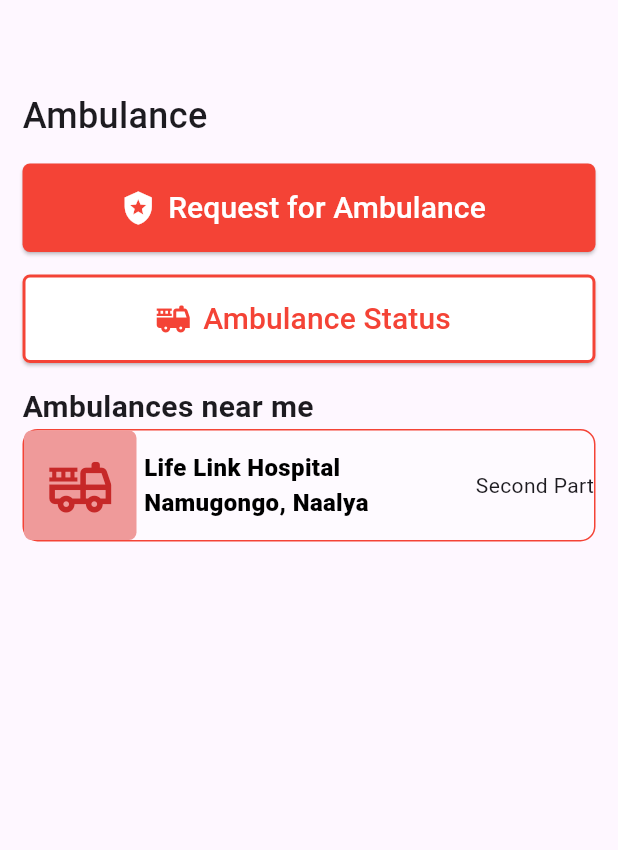
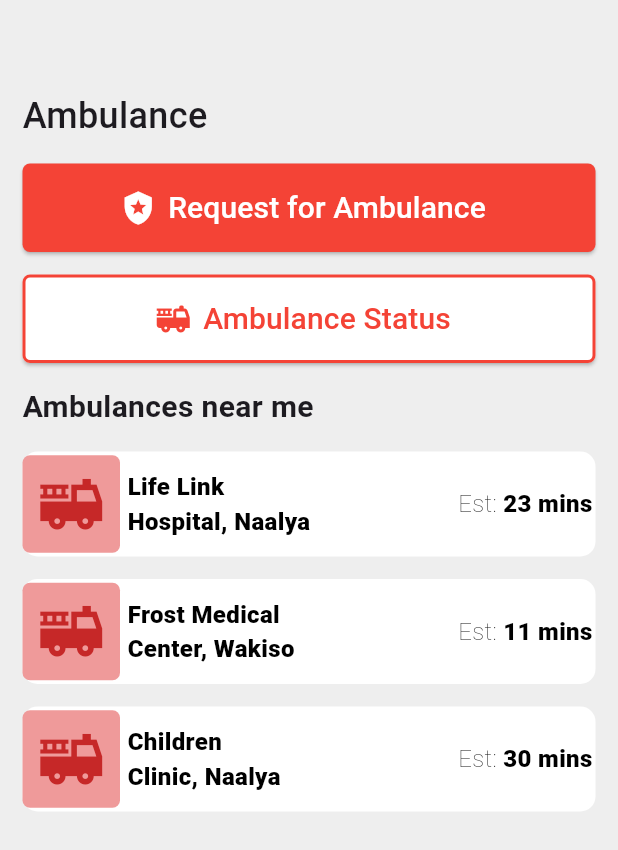
Before and after one commit to Nsengiyunva/redcrossug, a Flutter app: the screen it shows after launch, on a phone screen of 412 x 824 dp. Shown: the top 850 px of the screen. Run offline on Flutter 3.47's test engine with Material 3 defaults, Android fonts, the phone set to English and light mode, and no system bars; our stand-ins replace flutter_otp_text_field, get, shared_preferences; missing offline and left inert: intl_phone_number_field.

Commit message:
completes the ambulances batch

```diff
--- a/lib/scenes/ambulance_home.dart
+++ b/lib/scenes/ambulance_home.dart
@@ -14,6 +14,7 @@ class AmbulanceHome extends StatelessWidget {
   @override
   Widget build(BuildContext context) {
     return Scaffold(
+      backgroundColor: Colors.grey.shade200,
       body: SingleChildScrollView(
         child: Container(
           width: double.infinity,
@@ -29,7 +30,12 @@ class AmbulanceHome extends StatelessWidget {
               RedBtnIcon(noColor: true, label: 'Ambulance Status', onPressed: () {}, icon_name: "fire_truck", ),
               const SizedBox( height: 15 ),
               const Text( "Ambulances near me", style: TextStyle( fontSize: 20, fontWeight: FontWeight.w600 ), ),
-              const AmbulanceListItem()
+              const SizedBox( height: 15 ),
+              AmbulanceListItem(place: 'Life Link', location: 'Hospital, Naalya', time: '23 mins'),
+              const SizedBox( height: 15 ),
+              AmbulanceListItem(place: 'Frost Medical', location: 'Center, Wakiso', time: '11 mins'),
+              const SizedBox( height: 15 ),
+              AmbulanceListItem(place: 'Children', location: 'Clinic, Naalya', time: '30 mins'),
             ],
           ),
         ),
--- a/lib/scenes/ambulance_list_item.dart
+++ b/lib/scenes/ambulance_list_item.dart
@@ -2,15 +2,19 @@ import 'package:flutter/material.dart';
 import 'package:flutter/widgets.dart';
 
 class AmbulanceListItem extends StatelessWidget {
-  const AmbulanceListItem({super.key});
+  final String place;
+  final String location;
+  final String time;
+
+  AmbulanceListItem({super.key, required this.place, required this.location, required this.time });
 
   @override
   Widget build(BuildContext context) {
     return Container(
-      height: 75,
+      height: 70,
       decoration: BoxDecoration(
-        color: Colors.white38,
-        border: Border.all(color: Colors.red, width: 1),
+        color: Colors.white,
+        // border: Border.all(color: Colors.red, width: 1),
         borderRadius: BorderRadius.circular(10),
       ),
       child: Row(
@@ -20,34 +24,45 @@ class AmbulanceListItem extends StatelessWidget {
             mainAxisAlignment: MainAxisAlignment.center,
             children: [
                 Container(
-                  padding: const EdgeInsets.all( 15 ),
+                  padding: const EdgeInsets.all( 10 ),
                   decoration: BoxDecoration(
                     color: Colors.red.shade200,
                     borderRadius: BorderRadius.circular(5),
                   ),
                   child: Icon(
-                  Icons.fire_truck_outlined,
+                  Icons.fire_truck_sharp,
                   color:Colors.red.shade800,
                   size: 45.0,
                 ),
               ),
-              const Column(
+              Column(
                 crossAxisAlignment: CrossAxisAlignment.start,
                 mainAxisAlignment: MainAxisAlignment.center,
                 children: [
                   Padding(
                     padding: EdgeInsets.symmetric( horizontal: 5 ),
-                    child: Text( 'Life Link Hospital', style: TextStyle( fontSize: 16, fontWeight: FontWeight.w800, color: Colors.black ))
+                    child: Text( place, style: TextStyle( fontSize: 16, fontWeight: FontWeight.w800, color: Colors.black ))
                   ) ,
                   Padding(
                     padding: EdgeInsets.symmetric( horizontal: 5 ),
-                    child: Text( 'Namugongo, Naalya', style: TextStyle( fontSize: 16, fontWeight: FontWeight.w800, color: Colors.black ) ),
+                    child: Text( '$location', style: TextStyle( fontSize: 16, fontWeight: FontWeight.w800, color: Colors.black ) ),
                   )
                 ],
               ),
             ],
           ),
-          const Text( 'Second Part' )
+          Row(
+            children: [
+              Padding(
+                padding: EdgeInsets.symmetric( horizontal: 2 ),
+                child: Text( 'Est:', style: TextStyle( fontSize: 16, fontWeight: FontWeight.w200, color: Colors.black ) )
+              ),
+               Padding(
+                padding: EdgeInsets.symmetric( horizontal: 2 ),
+                child: Text( '$time', style: TextStyle( fontSize: 16, fontWeight: FontWeight.w900, color: Colors.black ) )
+              )
+            ],
+          )
         ],
       ),
     );
```
